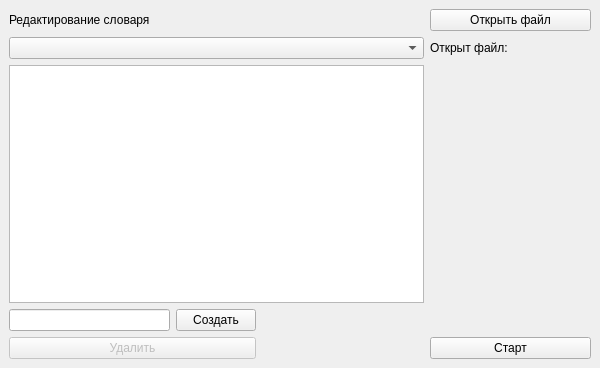
Old version of the form Classificator_dockwidget_base.ui in the repository anastasiaskbb/PluginClassificator.
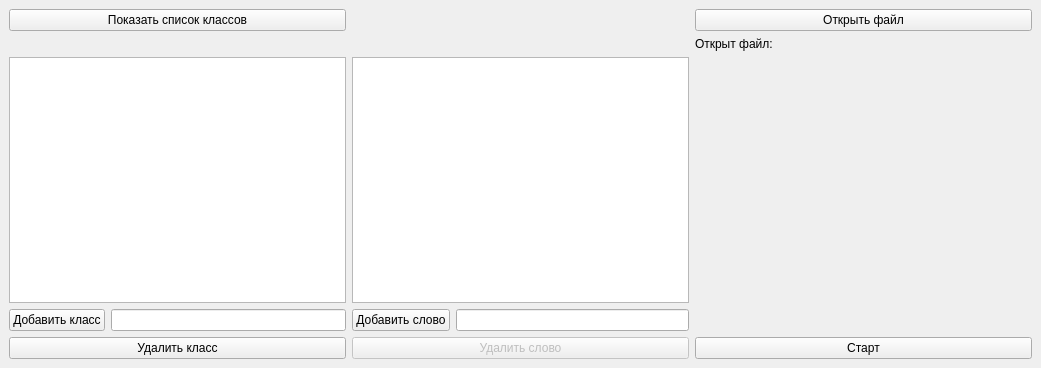
New version of the form.

```diff
--- a/Classificator_dockwidget_base.ui
+++ b/Classificator_dockwidget_base.ui
@@ -6,7 +6,7 @@
    <rect>
     <x>0</x>
     <y>0</y>
-    <width>600</width>
+    <width>1041</width>
     <height>368</height>
    </rect>
   </property>
@@ -15,7 +15,21 @@
   </property>
   <widget class="QWidget" name="dockWidgetContents">
    <layout class="QGridLayout" name="gridLayout">
-    <item row="7" column="3">
+    <item row="0" column="5">
+     <widget class="QPushButton" name="pushButton">
+      <property name="text">
+       <string>Открыть файл</string>
+      </property>
+     </widget>
+    </item>
+    <item row="1" column="5">
+     <widget class="QLabel" name="label_2">
+      <property name="text">
+       <string>Открыт файл:</string>
+      </property>
+     </widget>
+    </item>
+    <item row="8" column="5">
      <spacer name="horizontalSpacer">
       <property name="orientation">
        <enum>Qt::Horizontal</enum>
@@ -28,17 +42,41 @@
       </property>
      </spacer>
     </item>
-    <item row="7" column="0">
-     <widget class="QLineEdit" name="lineEdit"/>
+    <item row="3" column="5">
+     <widget class="QLabel" name="label_3">
+      <property name="text">
+       <string/>
+      </property>
+     </widget>
+    </item>
+    <item row="10" column="0">
+     <widget class="QPushButton" name="pushButton_7">
+      <property name="text">
+       <string>Удалить класс</string>
+      </property>
+     </widget>
     </item>
     <item row="0" column="0">
-     <widget class="QLabel" name="label">
+     <widget class="QPushButton" name="pushButton_5">
       <property name="text">
-       <string>Редактирование словаря</string>
+       <string>Показать список классов</string>
       </property>
      </widget>
     </item>
-    <item row="9" column="3">
+    <item row="3" column="0">
+     <widget class="QListWidget" name="listWidget"/>
+    </item>
+    <item row="10" column="2">
+     <widget class="QPushButton" name="pushButton_3">
+      <property name="enabled">
+       <bool>false</bool>
+      </property>
+      <property name="text">
+       <string>Удалить слово</string>
+      </property>
+     </widget>
+    </item>
+    <item row="10" column="5">
      <widget class="QPushButton" name="pushButton_4">
       <property name="enabled">
        <bool>true</bool>
@@ -48,62 +86,36 @@
       </property>
      </widget>
     </item>
-    <item row="0" column="3">
-     <widget class="QPushButton" name="pushButton">
-      <property name="text">
-       <string>Открыть файл</string>
-      </property>
-     </widget>
+    <item row="3" column="2">
+     <widget class="QListWidget" name="listWidget_2"/>
     </item>
-    <item row="9" column="2">
-     <spacer name="horizontalSpacer_2">
-      <property name="orientation">
-       <enum>Qt::Horizontal</enum>
-      </property>
-      <property name="sizeHint" stdset="0">
-       <size>
-        <width>40</width>
-        <height>20</height>
-       </size>
-      </property>
-     </spacer>
-    </item>
-    <item row="9" column="0" colspan="2">
-     <widget class="QPushButton" name="pushButton_3">
-      <property name="enabled">
-       <bool>false</bool>
-      </property>
-      <property name="text">
-       <string>Удалить</string>
-      </property>
-     </widget>
-    </item>
-    <item row="2" column="3">
-     <widget class="QLabel" name="label_3">
-      <property name="text">
-       <string/>
-      </property>
-     </widget>
-    </item>
-    <item row="7" column="1">
+    <item row="8" column="2">
+     <layout class="QHBoxLayout" name="horizontalLayout">
+      <item>
      <widget class="QPushButton" name="pushButton_2">
       <property name="text">
-       <string>Создать</string>
+         <string>Добавить слово</string>
       </property>
      </widget>
     </item>
-    <item row="1" column="0" colspan="3">
-     <widget class="QComboBox" name="comboBox"/>
-    </item>
-    <item row="1" column="3">
-     <widget class="QLabel" name="label_2">
+      <item>
+       <widget class="QLineEdit" name="lineEdit"/>
+      </item>
+     </layout>
+    </item>
+    <item row="8" column="0">
+     <layout class="QHBoxLayout" name="horizontalLayout_2">
+      <item>
+       <widget class="QPushButton" name="pushButton_6">
       <property name="text">
-       <string>Открыт файл:</string>
+         <string>Добавить класс</string>
       </property>
      </widget>
     </item>
-    <item row="2" column="0" colspan="3">
-     <widget class="QListWidget" name="listWidget"/>
+      <item>
+       <widget class="QLineEdit" name="lineEdit_2"/>
+      </item>
+     </layout>
     </item>
    </layout>
   </widget>
```
Lines whose indentation alone changed are shown as unchanged.
